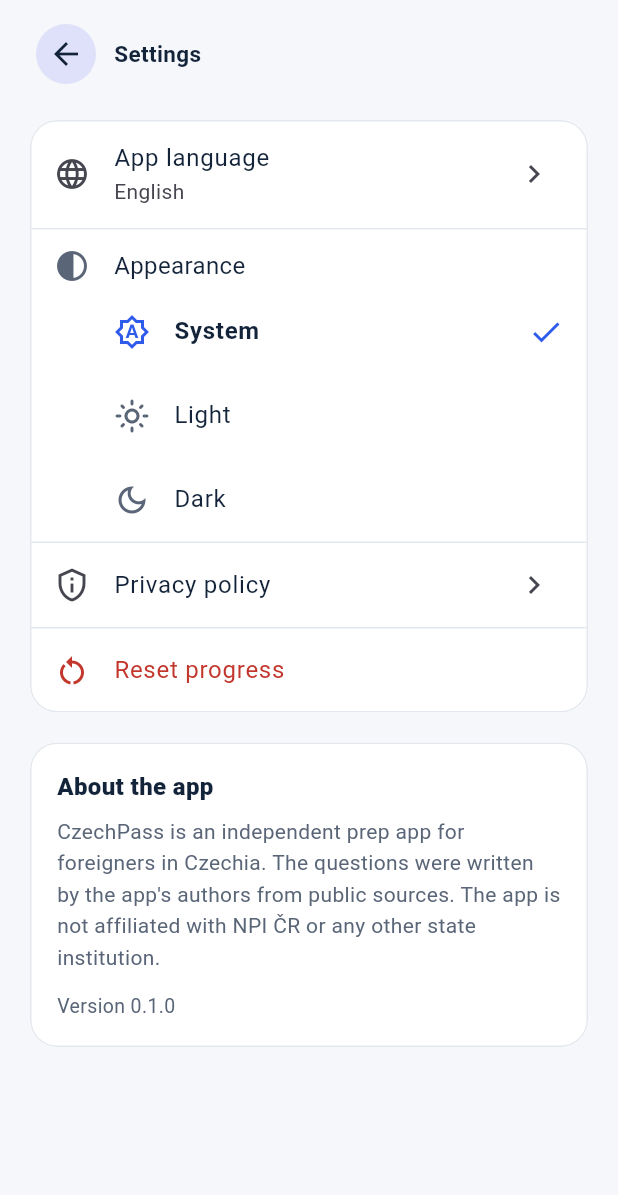
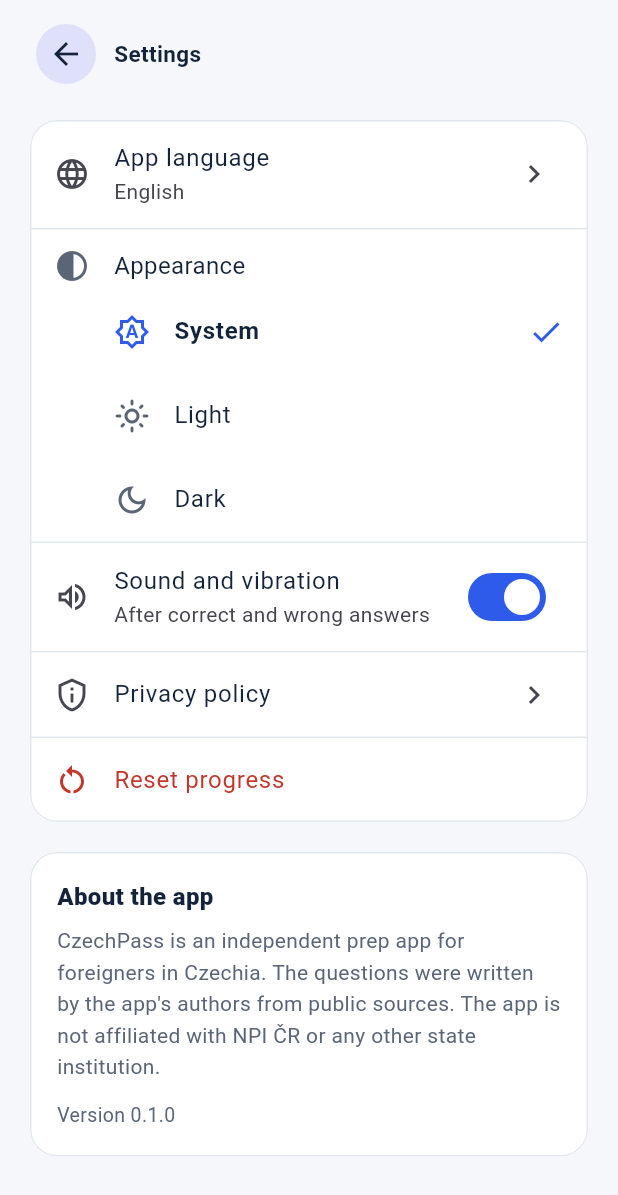
Before and after one commit to Adam-CZPG/czechpass, a Flutter app: the SettingsScreen screen opened directly, on a phone screen of 412 x 824 dp. Shown: the top 1195 px of the screen. Run offline on Flutter 3.47's test engine with Material 3 defaults, Android fonts, the phone set to English and light mode, and no system bars; our stand-ins replace audioplayers, flutter_local_notifications, flutter_tts, shared_preferences, speech_to_text, timezone; missing offline and left inert: in_app_update; accounts and stored records are empty.

Commit message:
Answer feedback: ding + light vibration on correct, soft tone + stronger vibration on wrong
- Applies to reálie practice/review and all four A2 skills (not in mock exams, like the real exam)
- Self-synthesised sound effects (assets/sfx), haptics via the system (no extra permission)
- Settings switch 'Sound and vibration' (on by default), persisted
- CI: cache Gradle dependencies (Maven Central returned 403 to the runner)

Co-Authored-By: Claude Opus 5.5 <noreply@anthropic.com>
Claude-Session: https://claude.ai/code/session_01GJUR8T2dnAoBhyiV1zdGpj

```diff
--- a/lib/app/app_scope.dart
+++ b/lib/app/app_scope.dart
@@ -1,6 +1,7 @@
 import 'package:flutter/material.dart' show ThemeMode;
 import 'package:flutter/widgets.dart';
 
+import 'package:czech_pass/core/answer_feedback.dart';
 import 'package:czech_pass/core/app_language.dart';
 import 'package:czech_pass/core/badges.dart';
 import 'package:czech_pass/core/entitlements.dart';
@@ -26,7 +27,9 @@ class AppController extends ChangeNotifier {
     int? initialReminder,
     BadgeStore? badges,
     ThemeMode initialThemeMode = ThemeMode.system,
+    bool initialAnswerSound = true,
   })  : _language = initialLanguage,
+        _answerSound = initialAnswerSound,
         _themeMode = initialThemeMode,
         badges = badges ?? BadgeStore.memory(),
         _reminder = initialReminder,
@@ -144,6 +147,18 @@ class AppController extends ChangeNotifier {
   bool isDark(Brightness platform) =>
       _themeMode == ThemeMode.dark || (_themeMode == ThemeMode.system && platform == Brightness.dark);
 
+  bool _answerSound;
+
+  /// Javobdan keyingi ovoz va tebranish yoqilganmi.
+  bool get answerSound => _answerSound;
+
+  Future<void> setAnswerSound(bool on) async {
+    _answerSound = on;
+    AnswerFeedback.enabled = on;
+    notifyListeners();
+    await settings.saveAnswerSound(on);
+  }
+
   Future<void> setThemeMode(ThemeMode mode) async {
     _themeMode = mode;
     notifyListeners();
--- /dev/null
+++ b/lib/core/answer_feedback.dart
@@ -0,0 +1,31 @@
+import 'package:audioplayers/audioplayers.dart';
+import 'package:flutter/foundation.dart';
+import 'package:flutter/services.dart';
+
+/// Javobdan keyingi qisqa ovoz va tebranish (Duolingo'dagi kabi).
+/// To'g'ri javob — yorqin "ding" va yengil tebranish, noto'g'ri — past ovoz va kuchliroq tebranish.
+/// Sozlamalarda o'chirish mumkin ([enabled]).
+class AnswerFeedback {
+  static bool enabled = true;
+  static AudioPlayer? _player;
+
+  static AudioPlayer get _audio => _player ??= AudioPlayer()..setReleaseMode(ReleaseMode.stop);
+
+  static Future<void> correct() => _play('sfx/correct.mp3', HapticFeedback.lightImpact);
+
+  static Future<void> wrong() => _play('sfx/wrong.mp3', HapticFeedback.heavyImpact);
+
+  /// Natijaga qarab: to'g'ri bo'lsa — [correct], aks holda — [wrong].
+  static Future<void> of(bool right) => right ? correct() : wrong();
+
+  static Future<void> _play(String asset, Future<void> Function() haptic) async {
+    if (!enabled) return;
+    try {
+      if (!kIsWeb) await haptic();
+      await _audio.stop();
+      await _audio.play(AssetSource(asset), volume: 0.7);
+    } catch (_) {
+      // Ovoz yoki tebranish ishlamasa, mashg'ulot davom etadi.
+    }
+  }
+}
--- a/lib/features/a2/listening_screen.dart
+++ b/lib/features/a2/listening_screen.dart
@@ -5,6 +5,7 @@ import 'package:flutter/material.dart';
 
 import 'package:czech_pass/app/app_scope.dart';
 import 'package:czech_pass/app/theme.dart';
+import 'package:czech_pass/core/answer_feedback.dart';
 import 'package:czech_pass/core/audio_clips.dart';
 import 'package:czech_pass/core/entitlements.dart';
 import 'package:czech_pass/core/progress_store.dart';
@@ -130,6 +131,7 @@ class _ListeningScreenState extends State<ListeningScreen> {
     }
     final right = _task.questions.where((q) => _picked[q.id] == q.correctIndex).length;
     _scores[_taskIndex] = (right, _task.questions.length);
+    AnswerFeedback.of(right == _task.questions.length);
     setState(() => _checked = true);
   }
 
--- a/lib/features/a2/reading_screen.dart
+++ b/lib/features/a2/reading_screen.dart
@@ -4,6 +4,7 @@ import 'package:flutter/material.dart';
 
 import 'package:czech_pass/app/app_scope.dart';
 import 'package:czech_pass/app/theme.dart';
+import 'package:czech_pass/core/answer_feedback.dart';
 import 'package:czech_pass/core/entitlements.dart';
 import 'package:czech_pass/core/progress_store.dart';
 import 'package:czech_pass/core/question.dart';
@@ -78,6 +79,7 @@ class _ReadingScreenState extends State<ReadingScreen> {
     }
     final right = _task.questions.where((q) => _picked[q.id] == q.correctIndex).length;
     _scores[_taskIndex] = (right, _task.questions.length);
+    AnswerFeedback.of(right == _task.questions.length);
     setState(() => _checked = true);
   }
 
--- a/lib/features/a2/speaking_screen.dart
+++ b/lib/features/a2/speaking_screen.dart
@@ -2,6 +2,7 @@ import 'package:flutter/material.dart';
 
 import 'package:czech_pass/app/app_scope.dart';
 import 'package:czech_pass/app/theme.dart';
+import 'package:czech_pass/core/answer_feedback.dart';
 import 'package:czech_pass/core/entitlements.dart';
 import 'package:czech_pass/core/progress_store.dart';
 import 'package:czech_pass/core/question.dart';
@@ -116,7 +117,9 @@ class _SpeakingScreenState extends State<SpeakingScreen> {
     final hits = _task.keywords.where((k) => answer.contains(foldCzech(k))).length;
     _scores[_taskIndex] = (hits, _task.keywords.length);
     // Iboralarning kamida 2/3 qismi aytilgan bo'lsa — topshiriq bajarilgan hisoblanadi.
-    AppScope.read(context).recordAnswer(Exams.a2Speaking, _task.id, hits * 3 >= _task.keywords.length * 2);
+    final done = hits * 3 >= _task.keywords.length * 2;
+    AppScope.read(context).recordAnswer(Exams.a2Speaking, _task.id, done);
+    AnswerFeedback.of(done);
     setState(() {
       _listening = false;
       _checked = true;
--- a/lib/features/a2/writing_screen.dart
+++ b/lib/features/a2/writing_screen.dart
@@ -2,6 +2,7 @@ import 'package:flutter/material.dart';
 
 import 'package:czech_pass/app/app_scope.dart';
 import 'package:czech_pass/app/theme.dart';
+import 'package:czech_pass/core/answer_feedback.dart';
 import 'package:czech_pass/core/entitlements.dart';
 import 'package:czech_pass/core/progress_store.dart';
 import 'package:czech_pass/core/question.dart';
@@ -79,6 +80,7 @@ class _WritingScreenState extends State<WritingScreen> {
     final ok = results.where(passed.contains).length;
     _scores[_taskIndex] = (ok, results.length);
     AppScope.read(context).recordAnswer(Exams.a2Writing, _task.id, ok == results.length);
+    AnswerFeedback.of(ok == passed.length);
     setState(() {
       _results = results;
       _checked = true;
--- a/lib/features/quiz/quiz_screen.dart
+++ b/lib/features/quiz/quiz_screen.dart
@@ -4,6 +4,7 @@ import 'package:flutter/material.dart';
 
 import 'package:czech_pass/app/app_scope.dart';
 import 'package:czech_pass/app/theme.dart';
+import 'package:czech_pass/core/answer_feedback.dart';
 import 'package:czech_pass/core/badges.dart';
 import 'package:czech_pass/core/entitlements.dart';
 import 'package:czech_pass/core/exam_rules.dart';
@@ -130,6 +131,7 @@ class _QuizScreenState extends State<QuizScreen> {
   void _check() {
     if (_picked == null) return;
     _saveAnswer();
+    AnswerFeedback.of(_picked == _current.correctIndex);
     setState(() => _checked = true);
   }
 
--- a/lib/features/settings/settings_screen.dart
+++ b/lib/features/settings/settings_screen.dart
@@ -93,6 +93,14 @@ class SettingsScreen extends StatelessWidget {
                       ),
                     ),
                   Divider(height: 1, color: AppColors.border),
+                  SwitchListTile(
+                    secondary: const Icon(Icons.volume_up_outlined),
+                    title: Text(s.answerSoundTitle),
+                    subtitle: Text(s.answerSoundSubtitle),
+                    value: controller.answerSound,
+                    onChanged: controller.setAnswerSound,
+                  ),
+                  Divider(height: 1, color: AppColors.border),
                   ListTile(
                     leading: const Icon(Icons.privacy_tip_outlined),
                     title: Text(s.privacyPolicy),
--- a/lib/l10n/strings.dart
+++ b/lib/l10n/strings.dart
@@ -1607,4 +1607,22 @@ class S {
         'ru': 'Тёмная',
         'uk': 'Темна',
       });
+
+  // ── Javob ovozi ──
+  String get answerSoundTitle => _t(const {
+        'uz': 'Ovoz va tebranish',
+        'cs': 'Zvuk a vibrace',
+        'en': 'Sound and vibration',
+        'vi': 'Âm thanh và rung',
+        'ru': 'Звук и вибрация',
+        'uk': 'Звук і вібрація',
+      });
+  String get answerSoundSubtitle => _t(const {
+        'uz': 'To\'g\'ri va noto\'g\'ri javobdan keyin',
+        'cs': 'Po správné a nesprávné odpovědi',
+        'en': 'After correct and wrong answers',
+        'vi': 'Sau câu trả lời đúng và sai',
+        'ru': 'После правильного и неправильного ответа',
+        'uk': 'Після правильної та неправильної відповіді',
+      });
 }
--- a/lib/main.dart
+++ b/lib/main.dart
@@ -5,6 +5,7 @@ import 'package:flutter_localizations/flutter_localizations.dart';
 
 import 'package:czech_pass/app/app_scope.dart';
 import 'package:czech_pass/app/theme.dart';
+import 'package:czech_pass/core/answer_feedback.dart';
 import 'package:czech_pass/core/app_language.dart';
 import 'package:czech_pass/core/app_update.dart';
 import 'package:czech_pass/core/badges.dart';
@@ -34,7 +35,9 @@ Future<void> main() async {
     initialReminder: await settings.loadReminder(),
     badges: await BadgeStore.load(),
     initialThemeMode: await settings.loadThemeMode(),
+    initialAnswerSound: await settings.loadAnswerSound(),
   );
+  AnswerFeedback.enabled = controller.answerSound;
   // Ilova yangilangandan keyin ham eslatma ishlashi uchun qayta rejalashtiramiz.
   controller.rescheduleReminder();
   runApp(CzechPassApp(controller: controller));
--- a/pubspec.yaml
+++ b/pubspec.yaml
@@ -70,6 +70,7 @@ flutter:
     - assets/questions/
     - assets/info/
     - assets/audio/listening/
+    - assets/sfx/
 
   # To add assets to your application, add an assets section, like this:
   # assets:
```
Also changed, not shown: lib/core/settings_store.dart (+12 -0 lines), 3 other files.
